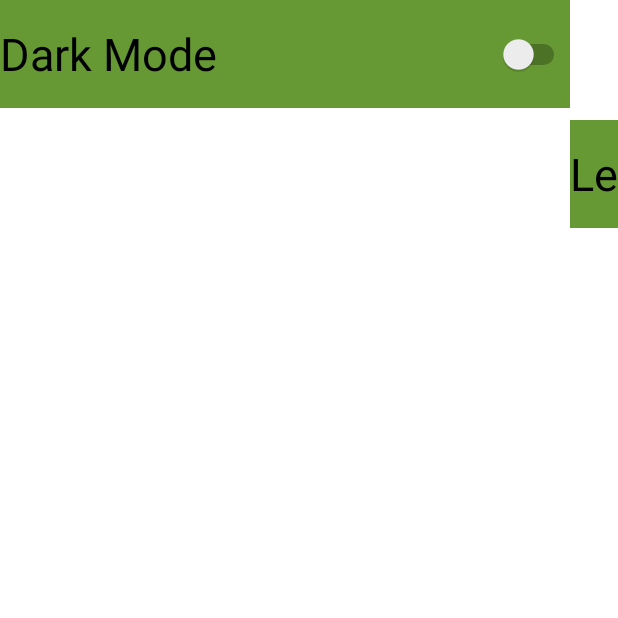
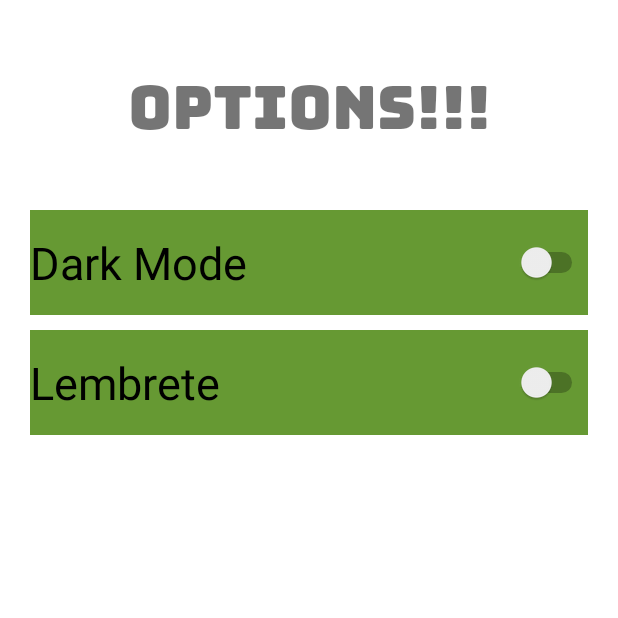
Before and after one commit to RRocha21/Glup, an Android app: the SettingsActivity screen opened directly, with no data from a screen before it, on a phone screen of 412 x 824 dp, the top half of it. Run offline under Robolectric (Android 15) with nearby library versions, the phone set to English and light mode, and no system bars.

Commit message:
Renato Rocha
acti

```diff
--- a/glup/app/src/main/java/com/example/glup/LoginActivity.kt
+++ b/glup/app/src/main/java/com/example/glup/LoginActivity.kt
@@ -38,7 +38,7 @@ class LoginActivity : AppCompatActivity() {
     }
 
     private fun openforgotpass() {
-        val intent = Intent(this, ForgotActivity::class.java)
+        val intent = Intent(this, MainActivity::class.java)
         startActivity(intent)
     }
 
--- a/glup/app/src/main/java/com/example/glup/SettingsActivity.kt
+++ b/glup/app/src/main/java/com/example/glup/SettingsActivity.kt
@@ -1,11 +1,27 @@
 package com.example.glup
 
+import android.content.Intent
 import android.os.Bundle
+import android.widget.Switch
 import androidx.appcompat.app.AppCompatActivity
 
 class SettingsActivity :AppCompatActivity(){
     override fun onCreate(savedInstanceState: Bundle?) {
         super.onCreate(savedInstanceState)
         setContentView(R.layout.activity_settings)
+
+
+        val switch: Switch = findViewById(R.id.switch_dark)
+        switch.setOnCheckedChangeListener { _, isChecked ->
+            if (isChecked) {
+                openforgotpass()
+            } else {
+                // The toggle is disabled
+            }
+        }
+    }
+    private fun openforgotpass() {
+        val intent = Intent(this, MainActivity::class.java)
+        startActivity(intent)
     }
 }
--- a/glup/app/src/main/res/layout/activity_settings.xml
+++ b/glup/app/src/main/res/layout/activity_settings.xml
@@ -1,27 +1,56 @@
 <?xml version="1.0" encoding="utf-8"?>
 <LinearLayout xmlns:android="http://schemas.android.com/apk/res/android"
     xmlns:tools="http://schemas.android.com/tools"
-    android:layout_width="match_parent" android:layout_height="match_parent">
+    android:layout_width="match_parent" android:layout_height="match_parent"
+
+    android:orientation="vertical">
+
+
+    <RelativeLayout
+        android:layout_width="wrap_content"
+        android:layout_height="120dp"
+        android:padding="20dp">
+
+        <TextView
+            android:layout_width="match_parent"
+            android:layout_height="wrap_content"
+            android:text="@string/options_text"
+            android:textSize="40sp"
+            android:fontFamily="@font/bungee_regular"
+            android:gravity="center"/>
+
+    </RelativeLayout>
+
+    <LinearLayout
+        android:layout_width="match_parent"
+        android:layout_height="500dp"
+        android:padding="20dp"
+        android:orientation="vertical"
+        android:layout_marginTop="-10dp">
+
 
         <Switch
-        android:id="@+id/switchh"
-        android:layout_width="380dp"
-        android:layout_height="72dp"
+            android:id="@+id/switch_dark"
+            android:layout_marginTop="10dp"
+            android:layout_width="match_parent"
+            android:layout_height="70dp"
             android:background="@color/greenglup"
+
             android:text="Dark Mode"
-        android:textSize="30dp"
-        tools:layout_editor_absoluteX="16dp"
-        tools:layout_editor_absoluteY="16dp" />
+            android:textSize="30sp"
+            />
 
         <Switch
-        android:id="@+id/switchh1"
-        android:layout_width="380dp"
-        android:layout_height="72dp"
+            android:id="@+id/switch_reminder"
+            android:layout_width="match_parent"
+            android:layout_height="70dp"
+            android:layout_marginTop="10dp"
             android:background="@color/greenglup"
             android:text="Lembrete"
-        android:textSize="30dp"
-        tools:layout_editor_absoluteX="15dp"
-        tools:layout_editor_absoluteY="143dp"
-        android:layout_marginTop="80dp"/>
+            android:textSize="30sp" />
+
 
     </LinearLayout>
+
+
+</LinearLayout>
--- a/glup/app/src/main/res/values/strings.xml
+++ b/glup/app/src/main/res/values/strings.xml
@@ -35,4 +35,7 @@
     <string name="sign_up_text">SIGN UP</string>
     <string name="back_to_sign_in_text">ALREADY HAVE AN ACCOUNT? LOG IN</string>
 
+    // Text for Settings Layout
+    <string name="options_text">Options!!!</string>
+
 </resources>
```
Also changed, not shown: 2 other files. Lines whose indentation alone changed are shown as unchanged.
